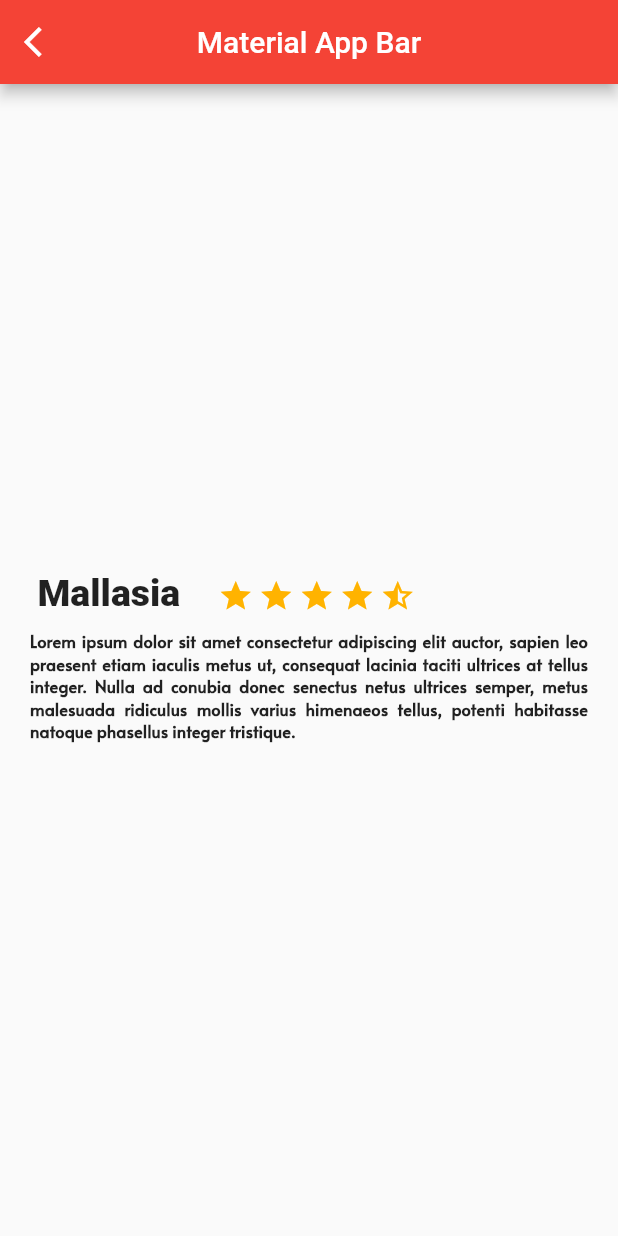
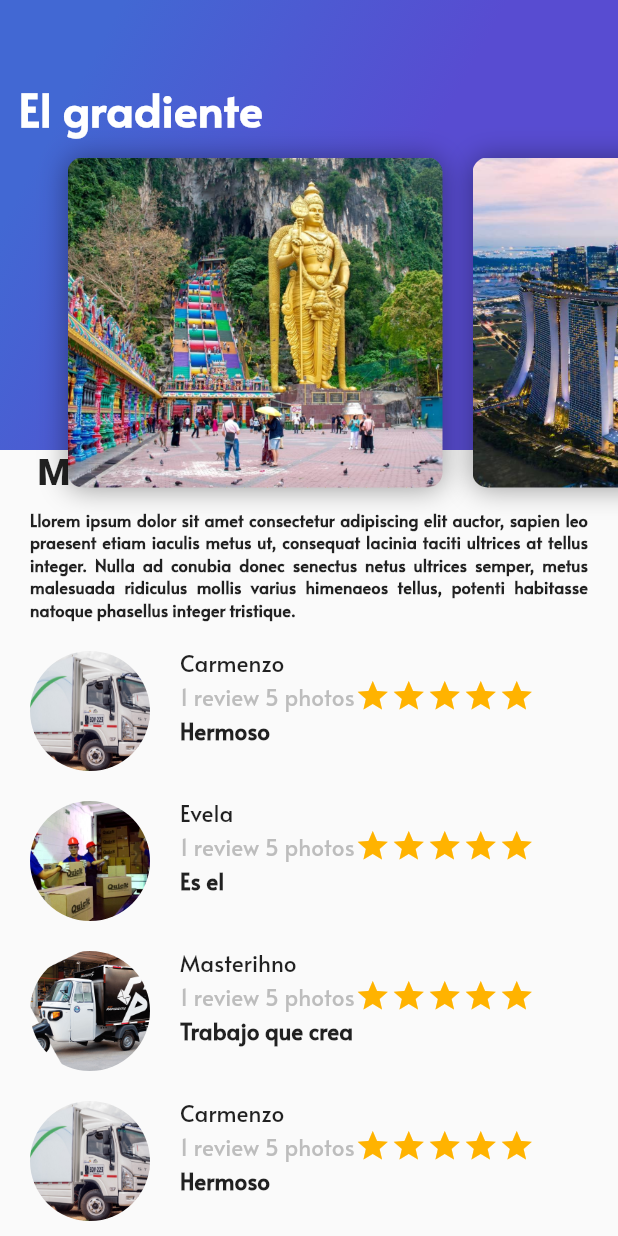
Before and after one commit to FernandoSanabria/FlutterTest, a Flutter app: the screen it shows after launch, on a phone screen of 412 x 824 dp. Run offline on Flutter 3.47's test engine with Material 2 defaults, Android fonts, the phone set to English and light mode, and no system bars.

Commit message:
mockup 7up almost finished

```diff
--- /dev/null
+++ b/lib/card_image.dart
@@ -0,0 +1,37 @@
+import 'package:flutter/material.dart';
+
+class CardImage extends StatelessWidget {
+  String pathImage = "assets/images/Batu-Caves-things-to-do-in-Kuala-Lumpur.jpg";
+
+  CardImage(this.pathImage);
+
+  @override
+  Widget build(BuildContext context) {
+
+
+    final card = Container(
+      height: 350,
+      width: 250,
+      margin: EdgeInsets.only(top: 80.0, left: 20.0),
+      decoration: BoxDecoration(
+        image: DecorationImage(fit: BoxFit.cover, image: AssetImage(pathImage)
+        ),
+        borderRadius: BorderRadius.all(Radius.circular(10.0)),
+        shape: BoxShape.rectangle,
+        boxShadow: [
+          BoxShadow(
+            blurRadius: 15.0,
+            color: Colors.black38,
+            offset: Offset(0.0,0.7)
+          )
+        ]
+      ),
+    );
+
+
+
+
+
+    return card;
+  }
+}
--- /dev/null
+++ b/lib/card_image_list.dart
@@ -0,0 +1,23 @@
+import 'package:flutter/material.dart';
+import 'package:tutorial_application/card_image.dart';
+
+class CardImageList extends StatelessWidget {
+
+
+  @override
+  Widget build(BuildContext context) {
+    return Container(
+     height: 350.0,
+     child: ListView(
+       padding: EdgeInsets.all(25.0),
+       scrollDirection: Axis.horizontal,
+       children: [
+         CardImage('assets/images/Batu-Caves-things-to-do-in-Kuala-Lumpur.jpg'),
+         CardImage('assets/images/1574876924_007316_1575028749_noticia_normal.jpg'),
+         CardImage('assets/images/asdf.jpg'),
+         CardImage('assets/images/FourSeasonsKL_January2018.jpg'),
+       ],
+     ),
+    );
+  }
+}
--- a/lib/description.dart
+++ b/lib/description.dart
@@ -16,7 +16,7 @@ Description(this.namePlace,this.star, this.descriptionPlace);
 
     final startBorder = Container(
       margin: EdgeInsets.only(
-        top: 328.0,
+        top: 303.0,
         right: 3.0
       ),
       child: Icon(
@@ -29,7 +29,7 @@ Description(this.namePlace,this.star, this.descriptionPlace);
 
     final startHalf = Container(
       margin: EdgeInsets.only(
-        top: 328.0,
+        top: 303.0,
         right: 3.0
       ),
       child: Icon(
@@ -42,7 +42,7 @@ Description(this.namePlace,this.star, this.descriptionPlace);
 
 
     final stars = Container(
-        margin: EdgeInsets.only(top: 328.0, right: 3.0),
+        margin: EdgeInsets.only(top: 303.0, right: 3.0),
         child: Icon(
           Icons.star,
           color: Colors.amber[600],
@@ -61,7 +61,7 @@ Description(this.namePlace,this.star, this.descriptionPlace);
       children: [
         Container(
           margin: EdgeInsets.only(
-            top: 325.0,
+            top: 300.0,
             left: 25.0,
             right: 25.0,
           ),
--- /dev/null
+++ b/lib/gradient_back.dart
@@ -0,0 +1,37 @@
+import 'package:flutter/material.dart';
+
+class GradientBack extends StatelessWidget {
+
+  String title = "Popular";
+
+  GradientBack(this.title);
+  @override
+  Widget build(BuildContext context) {
+    return Container(
+      height: 300.0,
+      decoration: BoxDecoration(
+        gradient: LinearGradient(
+          colors: [
+            Color(0xFF4268D3),
+            Color(0xFF584CD1)
+          ],
+          begin: FractionalOffset(0.2,0.0),
+          end: FractionalOffset(1.0, 0.6),
+          stops: [0.0, 0.6],
+          tileMode: TileMode.clamp
+          )
+        ),
+
+        child: Text(title,
+          style: TextStyle(fontFamily: 'Alata',
+          fontWeight: FontWeight.bold,
+          fontSize: 30.0,
+          color: Colors.white,
+
+          ),
+        ),
+        alignment: Alignment(-0.9, -0.6),
+
+    );
+  }
+}
--- /dev/null
+++ b/lib/header_appbar.dart
@@ -0,0 +1,17 @@
+import 'package:flutter/material.dart';
+import 'package:tutorial_application/card_image_list.dart';
+import 'package:tutorial_application/gradient_back.dart';
+
+
+class HeaderAppBar extends StatelessWidget {
+
+  @override
+  Widget build(BuildContext context) {
+    return Stack(
+      children: [
+        GradientBack('El gradiente'),
+        CardImageList(),
+      ],
+    );
+  }
+}
--- a/lib/main.dart
+++ b/lib/main.dart
@@ -1,29 +1,47 @@
 import 'package:flutter/material.dart';
+import 'package:flutter/services.dart';
 import 'package:tutorial_application/description.dart';
+import 'package:tutorial_application/gradient_back.dart';
+import 'package:tutorial_application/header_appbar.dart';
+import 'package:tutorial_application/review_list.dart';
 
-void main() => runApp(MyApp());
+void main() {
+  runApp(MyApp());
+}
 
 class MyApp extends StatelessWidget {
-
-final String dummy =
-      "Lorem ipsum dolor sit amet consectetur adipiscing elit auctor, sapien leo praesent etiam iaculis metus ut, consequat lacinia taciti ultrices at tellus integer. Nulla ad conubia donec senectus netus ultrices semper, metus malesuada ridiculus mollis varius himenaeos tellus, potenti habitasse natoque phasellus integer tristique.";
-
+  final String dummy =
+      "Llorem ipsum dolor sit amet consectetur adipiscing elit auctor, sapien leo praesent etiam iaculis metus ut, consequat lacinia taciti ultrices at tellus integer. Nulla ad conubia donec senectus netus ultrices semper, metus malesuada ridiculus mollis varius himenaeos tellus, potenti habitasse natoque phasellus integer tristique.";
 
   @override
   Widget build(BuildContext context) {
+
+    SystemChrome.setSystemUIOverlayStyle(SystemUiOverlayStyle(
+        statusBarColor: Colors.transparent,
+        statusBarBrightness: Brightness.light));
+
     return MaterialApp(
       debugShowCheckedModeBanner: false,
       title: 'Material App',
       // theme: ThemeData(fontFamily: "Alata"),
       home: Scaffold(
-        appBar: AppBar(
-          title: Text('Material App Bar'),
-          centerTitle: true,
-          leading: Icon(Icons.arrow_back_ios),
-          backgroundColor: Colors.red[500],
-        ),
-        body:  Description("Mallasia",3,dummy),
-      ),
+          // appBar: AppBar(
+          //   title: Text('Material App Bar'),
+          //   centerTitle: true,
+          //   leading: Icon(Icons.arrow_back_ios),
+          //   backgroundColor: Colors.red[500],
+          // ),
+          body:
+              // Description("Mallasia",3,dummy),
+              Stack(
+        children: [
+          ListView(
+            children: [Description("Mallasia", 3, dummy), ReviewList()],
+          ),
+          // GradientBack('Popular parameter'),
+          HeaderAppBar(),
+        ],
+      )),
     );
   }
 }
--- /dev/null
+++ b/lib/review.dart
@@ -0,0 +1,86 @@
+import 'package:flutter/material.dart';
+
+class Review extends StatelessWidget {
+  String name = "Kualalumpur";
+  String pathImage = "assets/images/hoodie.png";
+  String details = "1 review 5 photos";
+  String comment = "What an amazing place is Sri Lanka";
+
+  Review(this.pathImage, this.name, this.details, this.comment);
+
+  @override
+  Widget build(BuildContext context) {
+    final userComment = Container(
+      margin: EdgeInsets.only(
+        left: 20.0,
+      ),
+      child: Text(
+        comment,
+        style: TextStyle(
+            fontWeight: FontWeight.w900, fontSize: 15.0, fontFamily: "Alata"),
+      ),
+    );
+
+final star = Container(
+        child: Icon(
+          Icons.star,
+          color: Colors.amber[600],
+        ));
+
+
+    final userInfo = Row(
+      children: [
+        Container(
+          margin: EdgeInsets.only(
+            left: 20.0,
+          ),
+          child: Text(
+            details,
+            style: TextStyle(
+              fontFamily: 'Alata',
+              fontSize: 15.0,
+              color: Colors.grey[400],
+            ),
+            textAlign: TextAlign.left,
+          ),
+        ),
+        star,star,star,star,star,
+
+
+      ],
+    );
+
+    final userName = Container(
+      margin: EdgeInsets.only(
+        left: 20.0,
+      ),
+      child: Text(
+        name,
+        style: TextStyle(
+          fontFamily: 'Alata',
+          fontSize: 15.0,
+        ),
+        textAlign: TextAlign.left,
+      ),
+    );
+
+    final userDetails = Column(
+      crossAxisAlignment: CrossAxisAlignment.start,
+      children: [userName, userInfo, userComment],
+    );
+
+    final photo = Container(
+      margin: EdgeInsets.only(top: 20.0, left: 20.0),
+      width: 80.0,
+      height: 80.0,
+      decoration: BoxDecoration(
+        shape: BoxShape.circle,
+        image: DecorationImage(fit: BoxFit.cover, image: AssetImage(pathImage)),
+      ),
+    );
+
+    return Row(
+      children: [photo, userDetails],
+    );
+  }
+}
--- /dev/null
+++ b/lib/review_list.dart
@@ -0,0 +1,24 @@
+import 'package:flutter/cupertino.dart';
+import 'package:tutorial_application/review.dart';
+
+
+
+
+class ReviewList extends StatelessWidget {
+
+  @override
+  Widget build(BuildContext context) {
+    return Column(
+      crossAxisAlignment: CrossAxisAlignment.start,
+      children: [
+        Review('assets/images/Camion-stark-3.jpg', 'Carmenzo', '1 review 5 photos', 'Hermoso'),
+        Review('assets/images/mug.png', 'Evela', '1 review 5 photos', 'Es el'),
+        Review('assets/images/hoodie.png', 'Masterihno', '1 review 5 photos', 'Trabajo que crea'),
+        Review('assets/images/Camion-stark-3.jpg', 'Carmenzo', '1 review 5 photos', 'Hermoso'),
+        Review('assets/images/mug.png', 'Evela', '1 review 5 photos', 'Es el'),
+        Review('assets/images/hoodie.png', 'Masterihno', '1 review 5 photos', 'Trabajo que crea'),
+
+      ],
+    );
+  }
+}
```
Also changed, not shown: pubspec.yaml (+8 -2 lines), assets/images/1574876924_007316_1575028749_noticia_normal.jpg (added), assets/images/Batu-Caves-things-to-do-in-Kuala-Lumpur.jpg (added), assets/images/Camion-stark-3.jpg (added), assets/images/FourSeasonsKL_January2018.jpg (added), assets/images/asdf.jpg (added), assets/images/daniela-kreimer.jpg (added), assets/images/hoodie.png (renamed from images/hoodie.png), assets/images/mug.png (added), images/gifsito.gif (deleted).
